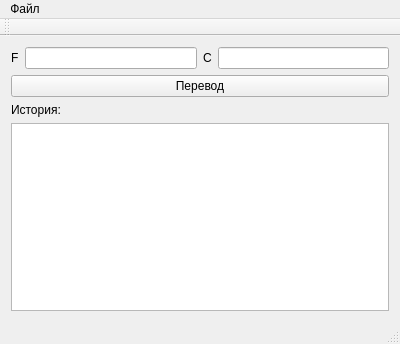
Old version of the form oop_ecz2/mainwindow.ui in the repository liedcrazy/OOP.
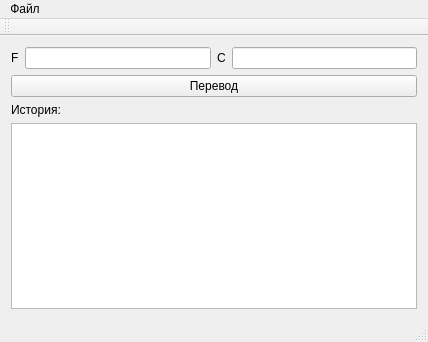
New version of the form.

The edit to the form file:
```diff
--- a/oop_ecz2/mainwindow.ui
+++ b/oop_ecz2/mainwindow.ui
@@ -6,8 +6,8 @@
    <rect>
     <x>0</x>
     <y>0</y>
-    <width>400</width>
-    <height>344</height>
+    <width>428</width>
+    <height>342</height>
    </rect>
   </property>
   <property name="windowTitle">
@@ -106,8 +106,8 @@
     <rect>
      <x>0</x>
      <y>0</y>
-     <width>400</width>
-     <height>20</height>
+     <width>428</width>
+     <height>21</height>
     </rect>
    </property>
    <widget class="QMenu" name="menu">
```
